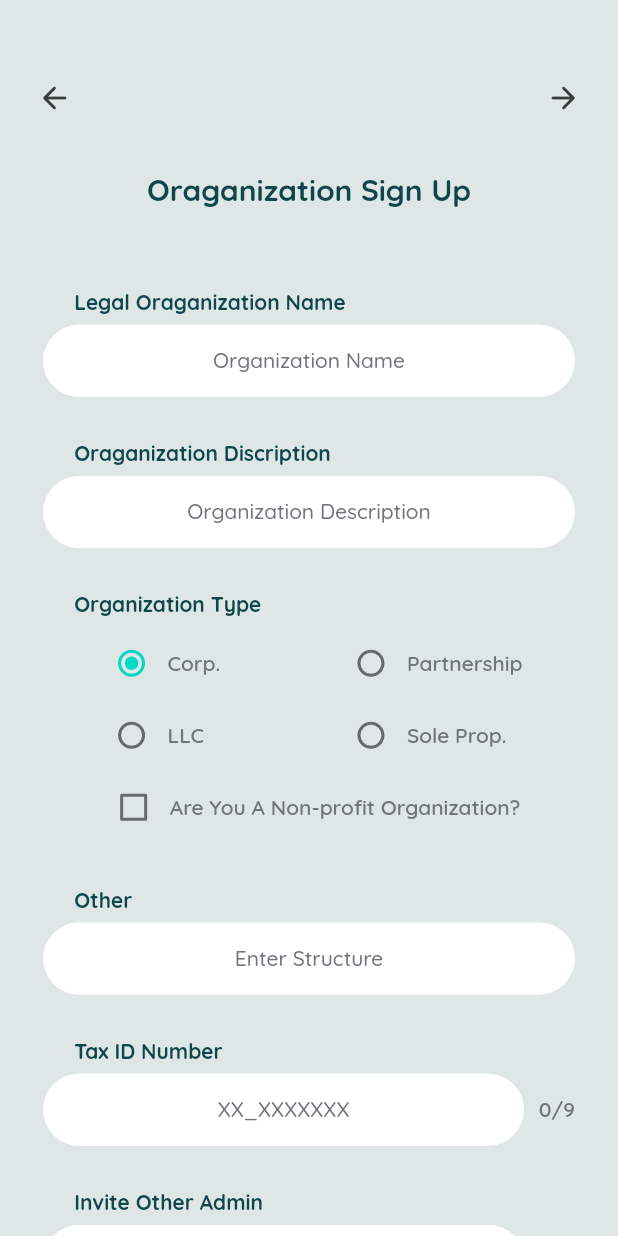
After one commit to Helpozzy/Helpozzy, a Flutter app: the OrganizationSignUp screen opened directly, on a phone screen of 412 x 824 dp. The commit adds this screen. Run offline on Flutter 3.47's test engine with Material 2 defaults, Android fonts, the phone set to English and light mode, and no system bars; our stand-ins replace bloc, cached_network_image, cloud_firestore, country_code_picker, email_validator, equatable and 15 more; missing offline and left inert: email_auth, external_app_launcher, google_place; accounts and stored records are empty.

Commit message:
Implemented organization sign up flow.

```diff
--- a/lib/app.dart
+++ b/lib/app.dart
@@ -1,7 +1,7 @@
 import 'dart:math';
 import 'package:flutter/material.dart';
 import 'package:helpozzy/screens/auth/login/login.dart';
-import 'package:helpozzy/screens/auth/signup/volunteering_screen.dart';
+import 'package:helpozzy/screens/auth/signup/1_volunteering_screen.dart';
 import 'package:helpozzy/screens/dashboard/dashboard_menu.dart';
 import 'package:helpozzy/screens/explore/explore.dart';
 import 'package:helpozzy/screens/home/home.dart';
--- a/lib/models/project_model.dart
+++ b/lib/models/project_model.dart
@@ -23,6 +23,8 @@ class ProjectModel {
     required this.contactNumber,
     required this.organization,
     required this.location,
+    required this.projectLocationLati,
+    required this.projectLocationLongi,
     required this.reviewCount,
     required this.enrollmentCount,
     required this.rating,
@@ -89,6 +91,8 @@ class ProjectModel {
   late String contactNumber;
   late String organization;
   late String location;
+  late double projectLocationLati;
+  late double projectLocationLongi;
   late int reviewCount;
   late double rating;
   late String aboutOrganizer;
--- a/lib/models/volunteer_type_model.dart
+++ b/lib/models/volunteer_type_model.dart
@@ -1,10 +1,8 @@
 class VolunteerTypes {
   VolunteerTypes.fromJson(List<dynamic> json) {
     json.forEach((element) {
-      if (element['id'] != 2) {
-        if (element['id'] != 3) {
-          volunteers.add(VolunteerModel.fromjson(json: element));
-        }
+      if (element['id'] != 3) {
+        volunteers.add(VolunteerModel.fromjson(json: element));
       }
     });
   }
--- /dev/null
+++ b/lib/screens/auth/signup/organization_sign_up.dart
@@ -0,0 +1,282 @@
+import 'package:flutter/material.dart';
+import 'package:helpozzy/utils/constants.dart';
+import 'package:helpozzy/widget/common_widget.dart';
+
+class OrganizationSignUp extends StatefulWidget {
+  const OrganizationSignUp({Key? key}) : super(key: key);
+
+  @override
+  _OrganizationSignUpState createState() => _OrganizationSignUpState();
+}
+
+class _OrganizationSignUpState extends State<OrganizationSignUp> {
+  static final _formKey = GlobalKey<FormState>();
+  final TextEditingController _organizationNameContntroller =
+      TextEditingController();
+  late OrganizationTypes _organizationType = OrganizationTypes.CORP;
+  late ThemeData _theme;
+  late double width;
+  late double height;
+  late bool nonProfitOrganization = false;
+
+  @override
+  Widget build(BuildContext context) {
+    _theme = Theme.of(context);
+    width = MediaQuery.of(context).size.width;
+    height = MediaQuery.of(context).size.height;
+    return Scaffold(
+      resizeToAvoidBottomInset: true,
+      backgroundColor: SCREEN_BACKGROUND,
+      body: body,
+    );
+  }
+
+  Widget get body => GestureDetector(
+        onPanDown: (_) => FocusScope.of(context).unfocus(),
+        child: Form(
+          key: _formKey,
+          child: SingleChildScrollView(
+            child: Column(
+              children: [
+                CommonWidget(context).showBackForwardButton(
+                  onPressedForward: () {},
+                ),
+                TopInfoLabel(label: 'Oraganization Sign Up'),
+                textfieldLabel('Legal Oraganization Name'),
+                organizationName(),
+                textfieldLabel('Oraganization Discription'),
+                organizationDiscription(),
+                textfieldLabel('Organization Type'),
+                organizationTypes(),
+                textfieldLabel('Other'),
+                organizationOtherType(),
+                textfieldLabel('Tax ID Number'),
+                taxIdNumber(),
+                textfieldLabel('Invite Other Admin'),
+                inviteOtherMember(),
+                Container(
+                  width: double.infinity,
+                  padding: EdgeInsets.symmetric(
+                    vertical: width * 0.06,
+                    horizontal: width * 0.07,
+                  ),
+                  child: CommonButton(
+                    text: CONTINUE_BUTTON,
+                    onPressed: () {},
+                  ),
+                ),
+              ],
+            ),
+          ),
+        ),
+      );
+
+  Widget textfieldLabel(String label) => Container(
+        width: double.infinity,
+        padding: EdgeInsets.only(
+          left: width * 0.12,
+          right: width * 0.12,
+          top: width * 0.07,
+          bottom: 6.0,
+        ),
+        child: Text(
+          label,
+          style: _theme.textTheme.bodyText2!.copyWith(
+            fontWeight: FontWeight.bold,
+            color: PRIMARY_COLOR,
+          ),
+        ),
+      );
+
+  Widget organizationName() {
+    return Padding(
+      padding: EdgeInsets.symmetric(horizontal: width * 0.07),
+      child: CommonRoundedTextfield(
+        controller: _organizationNameContntroller,
+        hintText: 'Organization Name',
+        validator: (val) {
+          if (val!.isEmpty) {
+            return 'Please enter organization name';
+          }
+          return null;
+        },
+      ),
+    );
+  }
+
+  Widget organizationDiscription() {
+    return Padding(
+      padding: EdgeInsets.symmetric(horizontal: width * 0.07),
+      child: CommonRoundedTextfield(
+        controller: _organizationNameContntroller,
+        hintText: 'Organization Description',
+        validator: (val) {
+          if (val!.isEmpty) {
+            return 'Please enter organization discription';
+          }
+          return null;
+        },
+      ),
+    );
+  }
+
+  Widget organizationTypes() {
+    return Column(
+      children: [
+        Padding(
+          padding: EdgeInsets.symmetric(horizontal: width * 0.08),
+          child: Row(
+            crossAxisAlignment: CrossAxisAlignment.center,
+            mainAxisAlignment: MainAxisAlignment.spaceEvenly,
+            children: [
+              Column(
+                mainAxisSize: MainAxisSize.min,
+                crossAxisAlignment: CrossAxisAlignment.start,
+                children: <Widget>[
+                  RadioTile(
+                    label: 'Corp.',
+                    widget: Radio(
+                      value: OrganizationTypes.CORP,
+                      groupValue: _organizationType,
+                      onChanged: (OrganizationTypes? value) {
+                        setState(() => _organizationType = value!);
+                      },
+                    ),
+                  ),
+                  RadioTile(
+                    label: 'LLC',
+                    widget: Radio(
+                      value: OrganizationTypes.LLC,
+                      groupValue: _organizationType,
+                      onChanged: (OrganizationTypes? value) {
+                        setState(() => _organizationType = value!);
+                      },
+                    ),
+                  ),
+                ],
+              ),
+              SizedBox(width: 15),
+              Column(
+                mainAxisSize: MainAxisSize.min,
+                crossAxisAlignment: CrossAxisAlignment.start,
+                children: <Widget>[
+                  RadioTile(
+                    label: 'Partnership',
+                    widget: Radio(
+                      value: OrganizationTypes.PARTNERSHIP,
+                      groupValue: _organizationType,
+                      onChanged: (OrganizationTypes? value) {
+                        setState(() => _organizationType = value!);
+                      },
+                    ),
+                  ),
+                  RadioTile(
+                    label: 'Sole Prop.',
+                    widget: Radio(
+                      value: OrganizationTypes.SOLE_PROP,
+                      groupValue: _organizationType,
+                      onChanged: (OrganizationTypes? value) {
+                        setState(() => _organizationType = value!);
+                      },
+                    ),
+                  ),
+                ],
+              ),
+            ],
+          ),
+        ),
+        Row(
+          mainAxisAlignment: MainAxisAlignment.center,
+          crossAxisAlignment: CrossAxisAlignment.center,
+          children: [
+            Checkbox(
+              value: nonProfitOrganization,
+              onChanged: (val) {
+                setState(() => nonProfitOrganization = val!);
+              },
+            ),
+            Text(
+              'Are You A Non-profit Organization?',
+              style: _theme.textTheme.bodyText2!.copyWith(
+                color: DARK_GRAY,
+                fontWeight: FontWeight.w600,
+              ),
+            )
+          ],
+        ),
+      ],
+    );
+  }
+
+  Widget organizationOtherType() {
+    return Padding(
+      padding: EdgeInsets.symmetric(horizontal: width * 0.07),
+      child: CommonRoundedTextfield(
+        controller: _organizationNameContntroller,
+        hintText: 'Enter Structure',
+        validator: (val) {
+          if (val!.isEmpty) {
+            return 'Please enter structure';
+          }
+          return null;
+        },
+      ),
+    );
+  }
+
+  Widget taxIdNumber() {
+    return Padding(
+      padding: EdgeInsets.symmetric(horizontal: width * 0.07),
+      child: Row(
+        children: [
+          Expanded(
+            child: CommonRoundedTextfield(
+              controller: _organizationNameContntroller,
+              hintText: 'XX_XXXXXXX',
+              validator: (val) {
+                if (val!.isEmpty) {
+                  return 'Please enter tax id number';
+                }
+                return null;
+              },
+            ),
+          ),
+          SizedBox(width: 10),
+          Text(
+            '0/9',
+            style: _theme.textTheme.bodyText2!
+                .copyWith(fontWeight: FontWeight.w600, color: DARK_GRAY),
+          ),
+        ],
+      ),
+    );
+  }
+
+  Widget inviteOtherMember() {
+    return Padding(
+      padding: EdgeInsets.symmetric(horizontal: width * 0.07),
+      child: Row(
+        children: [
+          Expanded(
+            child: CommonRoundedTextfield(
+              controller: _organizationNameContntroller,
+              hintText: 'Email Adress',
+              validator: (val) {
+                if (val!.isEmpty) {
+                  return 'Please enter Invitees/Admins';
+                }
+                return null;
+              },
+            ),
+          ),
+          SizedBox(width: 10),
+          Text(
+            '0/3',
+            style: _theme.textTheme.bodyText2!
+                .copyWith(fontWeight: FontWeight.w600, color: DARK_GRAY),
+          ),
+        ],
+      ),
+    );
+  }
+}
--- a/lib/utils/constants.dart
+++ b/lib/utils/constants.dart
@@ -71,6 +71,8 @@ enum SearchBottomSheetType {
   CITY_BOTTOMSHEET,
   SCHOOL_BOTTOMSHEET,
 }
+
+enum OrganizationTypes { CORP, LLC, PARTNERSHIP, SOLE_PROP }
 
 //Font family
 const QUICKSAND = 'Quicksand';
--- a/lib/widget/common_widget.dart
+++ b/lib/widget/common_widget.dart
@@ -104,6 +104,7 @@ class CommonRoundedTextfield extends StatelessWidget {
     required this.validator,
     this.onChanged,
     this.maxLength,
+    this.maxLines,
     this.fillColor,
     this.onTap,
     this.readOnly = false,
@@ -120,6 +121,7 @@ class CommonRoundedTextfield extends StatelessWidget {
   final GestureTapCallback? onTap;
   final bool readOnly;
   final int? maxLength;
+  final int? maxLines;
   final Color? fillColor;
   final TextInputType keyboardType;
   final bool obscureText;
@@ -136,6 +138,7 @@ class CommonRoundedTextfield extends StatelessWidget {
       controller: controller,
       readOnly: readOnly,
       maxLength: maxLength,
+      maxLines: maxLines,
       textAlign: textAlignCenter! ? TextAlign.center : TextAlign.left,
       style: _theme.textTheme.bodyText1,
       keyboardType: keyboardType,
@@ -566,6 +569,33 @@ Future<void> showLoadingDialog(
       );
     },
   );
+}
+
+//Radio tile
+class RadioTile extends StatelessWidget {
+  const RadioTile({
+    Key? key,
+    required this.label,
+    required this.widget,
+  }) : super(key: key);
+  final String label;
+  final Widget widget;
+  @override
+  Widget build(BuildContext context) {
+    return Row(
+      mainAxisSize: MainAxisSize.min,
+      children: [
+        widget,
+        Text(
+          label,
+          style: Theme.of(context).textTheme.bodyText2!.copyWith(
+                color: DARK_GRAY,
+                fontWeight: FontWeight.w600,
+              ),
+        ),
+      ],
+    );
+  }
 }
 
 //Top Icon on Intro
```
Also changed, not shown: lib/screens/auth/signup/1_volunteering_screen.dart (renamed from lib/screens/auth/signup/volunteering_screen.dart, +10 -4 lines), lib/screens/auth/signup/2_personal_info_screen.dart (renamed from lib/screens/auth/signup/personal_info_screen.dart, +16 -2 lines), lib/screens/auth/signup/3_living_info_screen.dart (renamed from lib/screens/auth/signup/living_info_screen.dart, +28 -6 lines), lib/screens/auth/signup/4_contact_info.dart (renamed from lib/screens/auth/signup/contact_info.dart, +28 -71 lines), lib/screens/auth/signup/5_school_and_grade_screen.dart (renamed from lib/screens/auth/signup/school_and_grade_screen.dart, +10 -1 lines), lib/screens/auth/signup/6_target_and_area_of_interest.dart (renamed from lib/screens/auth/signup/target_and_area_of_interest.dart, +10 -2 lines), lib/screens/auth/signup/7_password_set_screen.dart (renamed from lib/screens/auth/signup/password_set_screen.dart, +9 -0 lines), lib/screens/dashboard/projects/create_project.dart (+37 -12 lines), lib/screens/dashboard/projects/project_tabs/other_details_tab.dart (+17 -18 lines).
